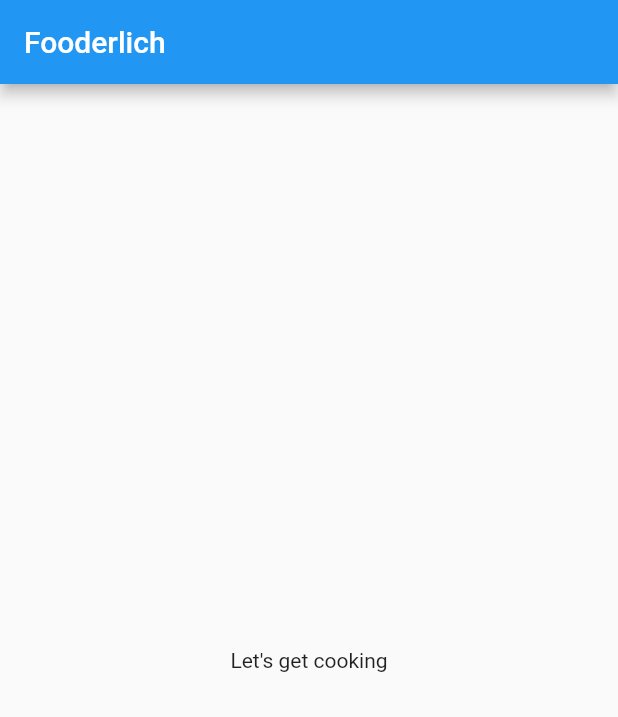
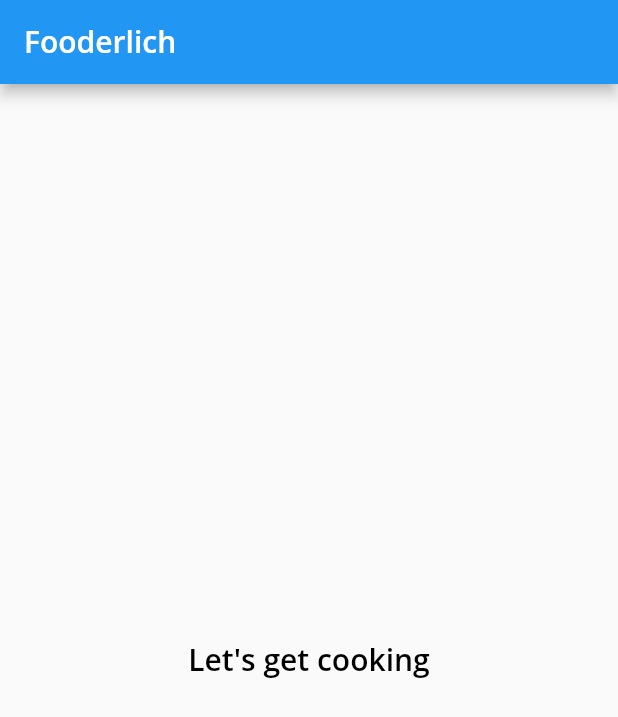
Before and after one commit to azizkhoso/flutter_apprenticeship, a Flutter app: the screen it shows after launch, on a phone screen of 412 x 824 dp. Shown: the top 717 px of the screen. Run offline on Flutter 3.47's test engine with Material 2 defaults, Android fonts, the phone set to English and light mode, and no system bars; our stand-ins replace google_fonts.

Commit message:
Added Custom theme

```diff
--- a/lib/main.dart
+++ b/lib/main.dart
@@ -1,15 +1,18 @@
 import 'package:flutter/material.dart';
+import 'package:flutter_apprenticeship/fooderlich_theme.dart';
 // import 'fooderlich_theme.dart';
 
 void main() {
-  runApp(const Fooderlich());
+  runApp(Fooderlich());
 }
 
 class Fooderlich extends StatelessWidget {
-  const Fooderlich({Key? key}) : super(key: key);
+  Fooderlich({Key? key}) : super(key: key);
+  final theme = ThemeData(textTheme: FooderlichTheme.lightTextTheme);
   @override
   Widget build(BuildContext context) {
     return MaterialApp(
+      theme: theme,
       title: 'Fooderlich',
       home: Scaffold(
         appBar: AppBar(
@@ -17,9 +20,10 @@
             'Fooderlich',
           ),
         ),
-        body: const Center(
+        body: Center(
           child: Text(
             'Let\'s get cooking',
+            style: theme.textTheme.headline6,
           ),
         ),
       ),
```
